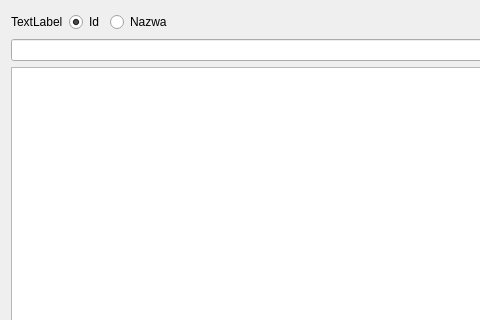
This is MerchandiseSearch.ui in konserw/koferta as Qt 5 draws it before an edit; both pictures show x 0 to 480 and y 0 to 320 of the 712 by 481 pixel window. The edited form follows.
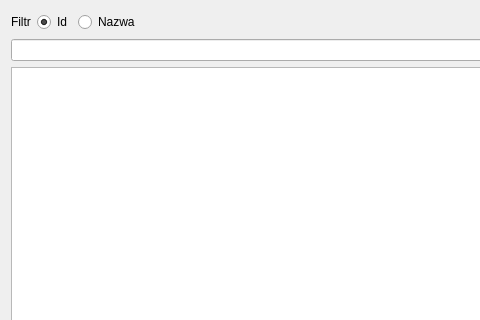
This is the edited form.

```diff
--- a/MerchandiseSearch.ui
+++ b/MerchandiseSearch.ui
@@ -19,7 +19,7 @@
      <item>
       <widget class="QLabel" name="label">
        <property name="text">
-        <string>TextLabel</string>
+        <string>Filtr</string>
        </property>
       </widget>
      </item>
```
